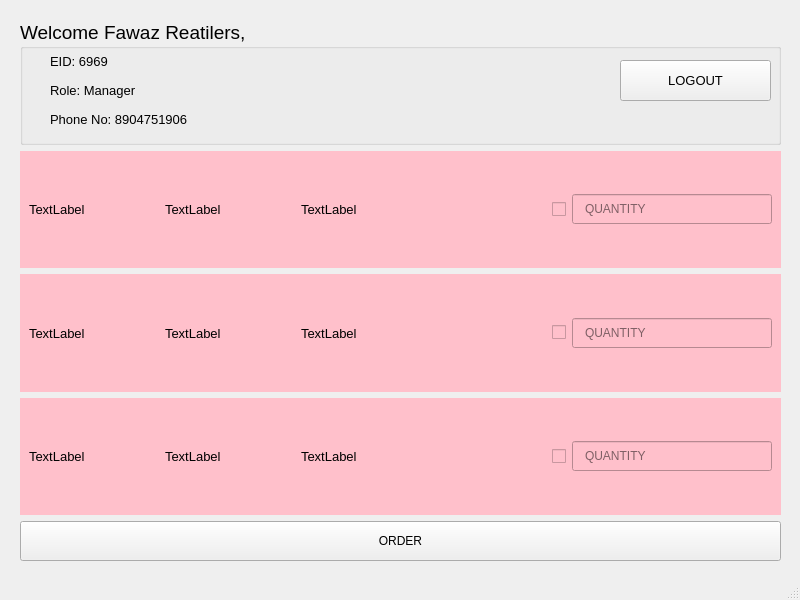
Before: the Qt Designer form gui-ui/app.ui in fauwara/dbms-proj, drawn with Qt 5.
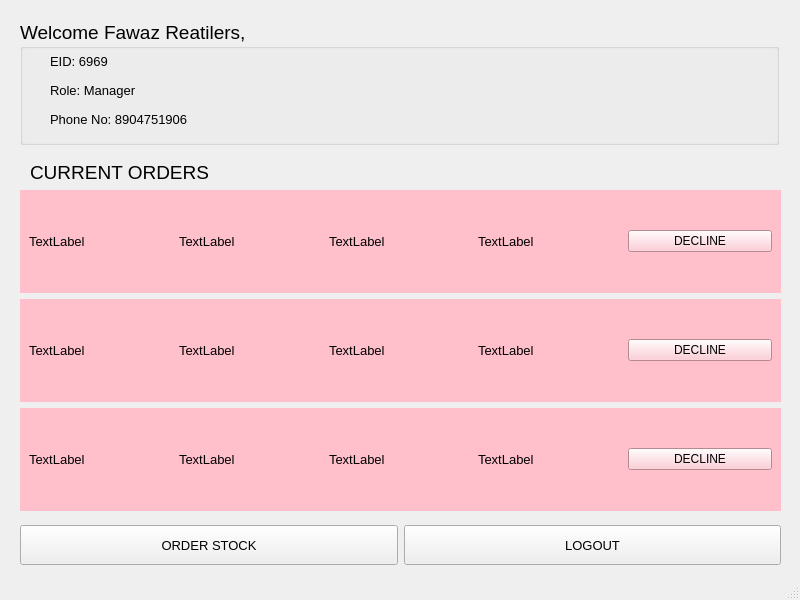
After: the same form once the commit is applied. The open tabs and pages were chosen to show the change.

Commit message: converted ui to py file

Diff of the .ui file:
```diff
--- a/gui-ui/app.ui
+++ b/gui-ui/app.ui
@@ -29,6 +29,11 @@
       <height>600</height>
      </rect>
     </property>
+    <property name="font">
+     <font>
+      <pointsize>10</pointsize>
+     </font>
+    </property>
     <property name="styleSheet">
      <string notr="true"/>
     </property>
@@ -2469,356 +2474,109 @@
      </widget>
     </widget>
     <widget class="QWidget" name="page_9">
-     <widget class="QWidget" name="verticalLayoutWidget_2">
+     <widget class="QGroupBox" name="groupBox_8">
       <property name="geometry">
        <rect>
         <x>20</x>
         <y>20</y>
+        <width>759</width>
+        <height>125</height>
+       </rect>
+      </property>
+      <property name="maximumSize">
+       <size>
+        <width>16777215</width>
+        <height>125</height>
+       </size>
+      </property>
+      <property name="font">
+       <font>
+        <pointsize>14</pointsize>
+       </font>
+      </property>
+      <property name="styleSheet">
+       <string notr="true"/>
+      </property>
+      <property name="title">
+       <string>Welcome Fawaz Reatilers,</string>
+      </property>
+      <widget class="QWidget" name="verticalLayoutWidget_9">
+       <property name="geometry">
+        <rect>
+         <x>30</x>
+         <y>30</y>
+         <width>191</width>
+         <height>81</height>
+        </rect>
+       </property>
+       <layout class="QVBoxLayout" name="verticalLayout_9">
+        <item>
+         <widget class="QLabel" name="label_56">
+          <property name="font">
+           <font>
+            <pointsize>10</pointsize>
+           </font>
+          </property>
+          <property name="text">
+           <string>EID: 6969</string>
+          </property>
+         </widget>
+        </item>
+        <item>
+         <widget class="QLabel" name="label_57">
+          <property name="font">
+           <font>
+            <pointsize>10</pointsize>
+           </font>
+          </property>
+          <property name="text">
+           <string>Role: Manager</string>
+          </property>
+         </widget>
+        </item>
+        <item>
+         <widget class="QLabel" name="label_58">
+          <property name="font">
+           <font>
+            <pointsize>10</pointsize>
+           </font>
+          </property>
+          <property name="text">
+           <string>Phone No: 8904751906</string>
+          </property>
+         </widget>
+        </item>
+       </layout>
+      </widget>
+     </widget>
+     <widget class="QLabel" name="label_18">
+      <property name="geometry">
+       <rect>
+        <x>30</x>
+        <y>162</y>
+        <width>191</width>
+        <height>21</height>
+       </rect>
+      </property>
+      <property name="font">
+       <font>
+        <pointsize>14</pointsize>
+       </font>
+      </property>
+      <property name="text">
+       <string>CURRENT ORDERS</string>
+      </property>
+     </widget>
+     <widget class="QWidget" name="horizontalLayoutWidget_9">
+      <property name="geometry">
+       <rect>
+        <x>20</x>
+        <y>520</y>
         <width>761</width>
-        <height>541</height>
+        <height>51</height>
        </rect>
       </property>
-      <layout class="QVBoxLayout" name="verticalLayout_3">
-       <item>
-        <widget class="QGroupBox" name="groupBox_8">
-         <property name="maximumSize">
-          <size>
-           <width>16777215</width>
-           <height>125</height>
-          </size>
-         </property>
-         <property name="font">
-          <font>
-           <pointsize>14</pointsize>
-          </font>
-         </property>
-         <property name="styleSheet">
-          <string notr="true"/>
-         </property>
-         <property name="title">
-          <string>Welcome Fawaz Reatilers,</string>
-         </property>
-         <widget class="QWidget" name="verticalLayoutWidget_9">
-          <property name="geometry">
-           <rect>
-            <x>30</x>
-            <y>30</y>
-            <width>191</width>
-            <height>81</height>
-           </rect>
-          </property>
-          <layout class="QVBoxLayout" name="verticalLayout_9">
-           <item>
-            <widget class="QLabel" name="label_56">
-             <property name="font">
-              <font>
-               <pointsize>10</pointsize>
-              </font>
-             </property>
-             <property name="text">
-              <string>EID: 6969</string>
-             </property>
-            </widget>
-           </item>
-           <item>
-            <widget class="QLabel" name="label_57">
-             <property name="font">
-              <font>
-               <pointsize>10</pointsize>
-              </font>
-             </property>
-             <property name="text">
-              <string>Role: Manager</string>
-             </property>
-            </widget>
-           </item>
-           <item>
-            <widget class="QLabel" name="label_58">
-             <property name="font">
-              <font>
-               <pointsize>10</pointsize>
-              </font>
-             </property>
-             <property name="text">
-              <string>Phone No: 8904751906</string>
-             </property>
-            </widget>
-           </item>
-          </layout>
-         </widget>
-         <widget class="QPushButton" name="pushButton_29">
-          <property name="geometry">
-           <rect>
-            <x>600</x>
-            <y>40</y>
-            <width>151</width>
-            <height>41</height>
-           </rect>
-          </property>
-          <property name="minimumSize">
-           <size>
-            <width>0</width>
-            <height>0</height>
-           </size>
-          </property>
-          <property name="font">
-           <font>
-            <pointsize>10</pointsize>
-           </font>
-          </property>
-          <property name="text">
-           <string>LOGOUT</string>
-          </property>
-         </widget>
-        </widget>
-       </item>
-       <item>
-        <layout class="QVBoxLayout" name="verticalLayout_23">
-         <item>
-          <widget class="QWidget" name="widget_12" native="true">
-           <property name="styleSheet">
-            <string notr="true">background-color:pink</string>
-           </property>
-           <layout class="QHBoxLayout" name="horizontalLayout_49">
-            <item>
-             <layout class="QHBoxLayout" name="horizontalLayout_50">
-              <item>
-               <widget class="QLabel" name="label_69">
-                <property name="font">
-                 <font>
-                  <pointsize>10</pointsize>
-                 </font>
-                </property>
-                <property name="text">
-                 <string>TextLabel</string>
-                </property>
-               </widget>
-              </item>
-              <item>
-               <widget class="QLabel" name="label_70">
-                <property name="font">
-                 <font>
-                  <pointsize>10</pointsize>
-                 </font>
-                </property>
-                <property name="text">
-                 <string>TextLabel</string>
-                </property>
-               </widget>
-              </item>
-              <item>
-               <widget class="QLabel" name="label_71">
-                <property name="font">
-                 <font>
-                  <pointsize>10</pointsize>
-                 </font>
-                </property>
-                <property name="text">
-                 <string>TextLabel</string>
-                </property>
-               </widget>
-              </item>
-              <item>
-               <widget class="QCheckBox" name="checkBox_7">
-                <property name="layoutDirection">
-                 <enum>Qt::RightToLeft</enum>
-                </property>
-                <property name="text">
-                 <string/>
-                </property>
-               </widget>
-              </item>
-              <item>
-               <widget class="QLineEdit" name="lineEdit_16">
-                <property name="minimumSize">
-                 <size>
-                  <width>0</width>
-                  <height>30</height>
-                 </size>
-                </property>
-                <property name="maximumSize">
-                 <size>
-                  <width>200</width>
-                  <height>16777215</height>
-                 </size>
-                </property>
-                <property name="styleSheet">
-                 <string notr="true">padding-left: 10px</string>
-                </property>
-                <property name="placeholderText">
-                 <string>QUANTITY</string>
-                </property>
-               </widget>
-              </item>
-             </layout>
-            </item>
-           </layout>
-          </widget>
-         </item>
-         <item>
-          <widget class="QWidget" name="widget_13" native="true">
-           <property name="styleSheet">
-            <string notr="true">background-color:pink</string>
-           </property>
-           <layout class="QHBoxLayout" name="horizontalLayout_51">
-            <item>
-             <layout class="QHBoxLayout" name="horizontalLayout_52">
-              <item>
-               <widget class="QLabel" name="label_72">
-                <property name="font">
-                 <font>
-                  <pointsize>10</pointsize>
-                 </font>
-                </property>
-                <property name="text">
-                 <string>TextLabel</string>
-                </property>
-               </widget>
-              </item>
-              <item>
-               <widget class="QLabel" name="label_73">
-                <property name="font">
-                 <font>
-                  <pointsize>10</pointsize>
-                 </font>
-                </property>
-                <property name="text">
-                 <string>TextLabel</string>
-                </property>
-               </widget>
-              </item>
-              <item>
-               <widget class="QLabel" name="label_74">
-                <property name="font">
-                 <font>
-                  <pointsize>10</pointsize>
-                 </font>
-                </property>
-                <property name="text">
-                 <string>TextLabel</string>
-                </property>
-               </widget>
-              </item>
-              <item>
-               <widget class="QCheckBox" name="checkBox_8">
-                <property name="layoutDirection">
-                 <enum>Qt::RightToLeft</enum>
-                </property>
-                <property name="text">
-                 <string/>
-                </property>
-               </widget>
-              </item>
-              <item>
-               <widget class="QLineEdit" name="lineEdit_17">
-                <property name="minimumSize">
-                 <size>
-                  <width>0</width>
-                  <height>30</height>
-                 </size>
-                </property>
-                <property name="maximumSize">
-                 <size>
-                  <width>200</width>
-                  <height>16777215</height>
-                 </size>
-                </property>
-                <property name="styleSheet">
-                 <string notr="true">padding-left: 10px</string>
-                </property>
-                <property name="placeholderText">
-                 <string>QUANTITY</string>
-                </property>
-               </widget>
-              </item>
-             </layout>
-            </item>
-           </layout>
-          </widget>
-         </item>
-         <item>
-          <widget class="QWidget" name="widget_14" native="true">
-           <property name="styleSheet">
-            <string notr="true">background-color:pink</string>
-           </property>
-           <layout class="QHBoxLayout" name="horizontalLayout_53">
-            <item>
-             <layout class="QHBoxLayout" name="horizontalLayout_54">
-              <item>
-               <widget class="QLabel" name="label_75">
-                <property name="font">
-                 <font>
-                  <pointsize>10</pointsize>
-                 </font>
-                </property>
-                <property name="text">
-                 <string>TextLabel</string>
-                </property>
-               </widget>
-              </item>
-              <item>
-               <widget class="QLabel" name="label_76">
-                <property name="font">
-                 <font>
-                  <pointsize>10</pointsize>
-                 </font>
-                </property>
-                <property name="text">
-                 <string>TextLabel</string>
-                </property>
-               </widget>
-              </item>
-              <item>
-               <widget class="QLabel" name="label_77">
-                <property name="font">
-                 <font>
-                  <pointsize>10</pointsize>
-                 </font>
-                </property>
-                <property name="text">
-                 <string>TextLabel</string>
-                </property>
-               </widget>
-              </item>
-              <item>
-               <widget class="QCheckBox" name="checkBox_9">
-                <property name="layoutDirection">
-                 <enum>Qt::RightToLeft</enum>
-                </property>
-                <property name="text">
-                 <string/>
-                </property>
-               </widget>
-              </item>
-              <item>
-               <widget class="QLineEdit" name="lineEdit_18">
-                <property name="minimumSize">
-                 <size>
-                  <width>0</width>
-                  <height>30</height>
-                 </size>
-                </property>
-                <property name="maximumSize">
-                 <size>
-                  <width>200</width>
-                  <height>16777215</height>
-                 </size>
-                </property>
-                <property name="styleSheet">
-                 <string notr="true">padding-left: 10px</string>
-                </property>
-                <property name="placeholderText">
-                 <string>QUANTITY</string>
-                </property>
-               </widget>
-              </item>
-             </layout>
-            </item>
-           </layout>
-          </widget>
-         </item>
-        </layout>
-       </item>
+      <layout class="QHBoxLayout" name="horizontalLayout_5">
        <item>
         <widget class="QPushButton" name="pushButton_25">
          <property name="minimumSize">
@@ -2827,8 +2585,639 @@
            <height>40</height>
           </size>
          </property>
+         <property name="font">
+          <font>
+           <pointsize>10</pointsize>
+          </font>
+         </property>
+         <property name="text">
+          <string>ORDER STOCK</string>
+         </property>
+        </widget>
+       </item>
+       <item>
+        <widget class="QPushButton" name="pushButton_30">
+         <property name="minimumSize">
+          <size>
+           <width>0</width>
+           <height>40</height>
+          </size>
+         </property>
+         <property name="font">
+          <font>
+           <pointsize>10</pointsize>
+          </font>
+         </property>
+         <property name="text">
+          <string>LOGOUT</string>
+         </property>
+        </widget>
+       </item>
+      </layout>
+     </widget>
+     <widget class="QWidget" name="verticalLayoutWidget_8">
+      <property name="geometry">
+       <rect>
+        <x>20</x>
+        <y>190</y>
+        <width>761</width>
+        <height>321</height>
+       </rect>
+      </property>
+      <layout class="QVBoxLayout" name="verticalLayout_15">
+       <item>
+        <widget class="QWidget" name="widget_15" native="true">
+         <property name="styleSheet">
+          <string notr="true">background-color:pink</string>
+         </property>
+         <layout class="QHBoxLayout" name="horizontalLayout_26">
+          <item>
+           <layout class="QHBoxLayout" name="horizontalLayout_47">
+            <item>
+             <widget class="QLabel" name="label_78">
+              <property name="font">
+               <font>
+                <pointsize>10</pointsize>
+               </font>
+              </property>
+              <property name="text">
+               <string>TextLabel</string>
+              </property>
+             </widget>
+            </item>
+            <item>
+             <widget class="QLabel" name="label_79">
+              <property name="font">
+               <font>
+                <pointsize>10</pointsize>
+               </font>
+              </property>
+              <property name="text">
+               <string>TextLabel</string>
+              </property>
+             </widget>
+            </item>
+            <item>
+             <widget class="QLabel" name="label_80">
+              <property name="font">
+               <font>
+                <pointsize>10</pointsize>
+               </font>
+              </property>
+              <property name="text">
+               <string>TextLabel</string>
+              </property>
+             </widget>
+            </item>
+            <item>
+             <widget class="QLabel" name="label_106">
+              <property name="font">
+               <font>
+                <pointsize>10</pointsize>
+               </font>
+              </property>
+              <property name="text">
+               <string>TextLabel</string>
+              </property>
+             </widget>
+            </item>
+            <item>
+             <widget class="QPushButton" name="pushButton_29">
+              <property name="text">
+               <string>DECLINE</string>
+              </property>
+             </widget>
+            </item>
+           </layout>
+          </item>
+         </layout>
+        </widget>
+       </item>
+       <item>
+        <widget class="QWidget" name="widget_16" native="true">
+         <property name="styleSheet">
+          <string notr="true">background-color:pink</string>
+         </property>
+         <layout class="QHBoxLayout" name="horizontalLayout_48">
+          <item>
+           <layout class="QHBoxLayout" name="horizontalLayout_55">
+            <item>
+             <widget class="QLabel" name="label_81">
+              <property name="font">
+               <font>
+                <pointsize>10</pointsize>
+               </font>
+              </property>
+              <property name="text">
+               <string>TextLabel</string>
+              </property>
+             </widget>
+            </item>
+            <item>
+             <widget class="QLabel" name="label_100">
+              <property name="font">
+               <font>
+                <pointsize>10</pointsize>
+               </font>
+              </property>
+              <property name="text">
+               <string>TextLabel</string>
+              </property>
+             </widget>
+            </item>
+            <item>
+             <widget class="QLabel" name="label_101">
+              <property name="font">
+               <font>
+                <pointsize>10</pointsize>
+               </font>
+              </property>
+              <property name="text">
+               <string>TextLabel</string>
+              </property>
+             </widget>
+            </item>
+            <item>
+             <widget class="QLabel" name="label_105">
+              <property name="font">
+               <font>
+                <pointsize>10</pointsize>
+               </font>
+              </property>
+              <property name="text">
+               <string>TextLabel</string>
+              </property>
+             </widget>
+            </item>
+            <item>
+             <widget class="QPushButton" name="pushButton_31">
+              <property name="text">
+               <string>DECLINE</string>
+              </property>
+             </widget>
+            </item>
+           </layout>
+          </item>
+         </layout>
+        </widget>
+       </item>
+       <item>
+        <widget class="QWidget" name="widget_17" native="true">
+         <property name="styleSheet">
+          <string notr="true">background-color:pink</string>
+         </property>
+         <layout class="QHBoxLayout" name="horizontalLayout_56">
+          <item>
+           <layout class="QHBoxLayout" name="horizontalLayout_57">
+            <item>
+             <widget class="QLabel" name="label_102">
+              <property name="font">
+               <font>
+                <pointsize>10</pointsize>
+               </font>
+              </property>
+              <property name="text">
+               <string>TextLabel</string>
+              </property>
+             </widget>
+            </item>
+            <item>
+             <widget class="QLabel" name="label_103">
+              <property name="font">
+               <font>
+                <pointsize>10</pointsize>
+               </font>
+              </property>
+              <property name="text">
+               <string>TextLabel</string>
+              </property>
+             </widget>
+            </item>
+            <item>
+             <widget class="QLabel" name="label_104">
+              <property name="font">
+               <font>
+                <pointsize>10</pointsize>
+               </font>
+              </property>
+              <property name="text">
+               <string>TextLabel</string>
+              </property>
+             </widget>
+            </item>
+            <item>
+             <widget class="QLabel" name="label_107">
+              <property name="font">
+               <font>
+                <pointsize>10</pointsize>
+               </font>
+              </property>
+              <property name="text">
+               <string>TextLabel</string>
+              </property>
+             </widget>
+            </item>
+            <item>
+             <widget class="QPushButton" name="pushButton_32">
+              <property name="text">
+               <string>DECLINE</string>
+              </property>
+             </widget>
+            </item>
+           </layout>
+          </item>
+         </layout>
+        </widget>
+       </item>
+      </layout>
+     </widget>
+    </widget>
+    <widget class="QWidget" name="page_10">
+     <widget class="QLabel" name="label_19">
+      <property name="geometry">
+       <rect>
+        <x>20</x>
+        <y>20</y>
+        <width>181</width>
+        <height>41</height>
+       </rect>
+      </property>
+      <property name="font">
+       <font>
+        <pointsize>20</pointsize>
+       </font>
+      </property>
+      <property name="text">
+       <string>ORDER ITEMS</string>
+      </property>
+     </widget>
+     <widget class="QWidget" name="horizontalLayoutWidget_10">
+      <property name="geometry">
+       <rect>
+        <x>20</x>
+        <y>520</y>
+        <width>761</width>
+        <height>52</height>
+       </rect>
+      </property>
+      <layout class="QHBoxLayout" name="horizontalLayout_64">
+       <item>
+        <widget class="QPushButton" name="pushButton_36">
+         <property name="minimumSize">
+          <size>
+           <width>0</width>
+           <height>40</height>
+          </size>
+         </property>
+         <property name="text">
+          <string>HOME</string>
+         </property>
+        </widget>
+       </item>
+       <item>
+        <widget class="QPushButton" name="pushButton_37">
+         <property name="minimumSize">
+          <size>
+           <width>0</width>
+           <height>40</height>
+          </size>
+         </property>
          <property name="text">
           <string>ORDER</string>
+         </property>
+        </widget>
+       </item>
+      </layout>
+     </widget>
+     <widget class="QWidget" name="verticalLayoutWidget_10">
+      <property name="geometry">
+       <rect>
+        <x>20</x>
+        <y>70</y>
+        <width>761</width>
+        <height>431</height>
+       </rect>
+      </property>
+      <layout class="QVBoxLayout" name="verticalLayout_16">
+       <item>
+        <widget class="QWidget" name="widget_18" native="true">
+         <property name="styleSheet">
+          <string notr="true">background-color:pink</string>
+         </property>
+         <layout class="QHBoxLayout" name="horizontalLayout_58">
+          <item>
+           <layout class="QHBoxLayout" name="horizontalLayout_59">
+            <item>
+             <widget class="QLabel" name="label_108">
+              <property name="font">
+               <font>
+                <pointsize>10</pointsize>
+               </font>
+              </property>
+              <property name="text">
+               <string>TextLabel</string>
+              </property>
+             </widget>
+            </item>
+            <item>
+             <widget class="QLabel" name="label_109">
+              <property name="font">
+               <font>
+                <pointsize>10</pointsize>
+               </font>
+              </property>
+              <property name="text">
+               <string>TextLabel</string>
+              </property>
+             </widget>
+            </item>
+            <item>
+             <widget class="QLabel" name="label_110">
+              <property name="font">
+               <font>
+                <pointsize>10</pointsize>
+               </font>
+              </property>
+              <property name="text">
+               <string>TextLabel</string>
+              </property>
+             </widget>
+            </item>
+            <item>
+             <widget class="QCheckBox" name="checkBox_10">
+              <property name="layoutDirection">
+               <enum>Qt::RightToLeft</enum>
+              </property>
+              <property name="text">
+               <string/>
+              </property>
+             </widget>
+            </item>
+            <item>
+             <widget class="QLineEdit" name="lineEdit_19">
+              <property name="minimumSize">
+               <size>
+                <width>0</width>
+                <height>30</height>
+               </size>
+              </property>
+              <property name="maximumSize">
+               <size>
+                <width>200</width>
+                <height>16777215</height>
+               </size>
+              </property>
+              <property name="styleSheet">
+               <string notr="true">padding-left: 10px</string>
+              </property>
+              <property name="placeholderText">
+               <string>QUANTITY</string>
+              </property>
+             </widget>
+            </item>
+           </layout>
+          </item>
+         </layout>
+        </widget>
+       </item>
+       <item>
+        <widget class="QWidget" name="widget_19" native="true">
+         <property name="styleSheet">
+          <string notr="true">background-color:pink</string>
+         </property>
+         <layout class="QHBoxLayout" name="horizontalLayout_60">
+          <item>
+           <layout class="QHBoxLayout" name="horizontalLayout_61">
+            <item>
+             <widget class="QLabel" name="label_111">
+              <property name="font">
+               <font>
+                <pointsize>10</pointsize>
+               </font>
+              </property>
+              <property name="text">
+               <string>TextLabel</string>
+              </property>
+             </widget>
+            </item>
+            <item>
+             <widget class="QLabel" name="label_112">
+              <property name="font">
+               <font>
+                <pointsize>10</pointsize>
+               </font>
+              </property>
+              <property name="text">
+               <string>TextLabel</string>
+              </property>
+             </widget>
+            </item>
+            <item>
+             <widget class="QLabel" name="label_113">
+              <property name="font">
+               <font>
+                <pointsize>10</pointsize>
+               </font>
+              </property>
+              <property name="text">
+               <string>TextLabel</string>
+              </property>
+             </widget>
+            </item>
+            <item>
+             <widget class="QCheckBox" name="checkBox_11">
+              <property name="layoutDirection">
+               <enum>Qt::RightToLeft</enum>
+              </property>
+              <property name="text">
+               <string/>
+              </property>
+             </widget>
+            </item>
+            <item>
+             <widget class="QLineEdit" name="lineEdit_20">
+              <property name="minimumSize">
+               <size>
+                <width>0</width>
+                <height>30</height>
+               </size>
+              </property>
+              <property name="maximumSize">
+               <size>
+                <width>200</width>
+                <height>16777215</height>
+               </size>
+              </property>
+              <property name="styleSheet">
+               <string notr="true">padding-left: 10px</string>
+              </property>
+              <property name="placeholderText">
+               <string>QUANTITY</string>
+              </property>
+             </widget>
+            </item>
+           </layout>
+          </item>
+         </layout>
+        </widget>
+       </item>
+       <item>
+        <widget class="QWidget" name="widget_20" native="true">
+         <property name="styleSheet">
+          <string notr="true">background-color:pink</string>
+         </property>
+         <layout class="QHBoxLayout" name="horizontalLayout_62">
+          <item>
+           <layout class="QHBoxLayout" name="horizontalLayout_63">
+            <item>
+             <widget class="QLabel" name="label_114">
+              <property name="font">
+               <font>
+                <pointsize>10</pointsize>
+               </font>
+              </property>
+              <property name="text">
+               <string>TextLabel</string>
+              </property>
+             </widget>
+            </item>
+            <item>
+             <widget class="QLabel" name="label_115">
+              <property name="font">
+               <font>
+                <pointsize>10</pointsize>
+               </font>
+              </property>
+              <property name="text">
+               <string>TextLabel</string>
+              </property>
+             </widget>
+            </item>
+            <item>
+             <widget class="QLabel" name="label_116">
+              <property name="font">
+               <font>
+                <pointsize>10</pointsize>
+               </font>
+              </property>
+              <property name="text">
+               <string>TextLabel</string>
+              </property>
+             </widget>
+            </item>
+            <item>
+             <widget class="QCheckBox" name="checkBox_12">
+              <property name="layoutDirection">
+               <enum>Qt::RightToLeft</enum>
+              </property>
+              <property name="text">
+               <string/>
+              </property>
+             </widget>
+            </item>
+            <item>
+             <widget class="QLineEdit" name="lineEdit_21">
+              <property name="minimumSize">
+               <size>
+                <width>0</width>
+                <height>30</height>
+               </size>
+              </property>
+              <property name="maximumSize">
+               <size>
+                <width>200</width>
+                <height>16777215</height>
+               </size>
+              </property>
+              <property name="styleSheet">
+               <string notr="true">padding-left: 10px</string>
+              </property>
+              <property name="placeholderText">
+               <string>QUANTITY</string>
+              </property>
+             </widget>
+            </item>
+           </layout>
+          </item>
+         </layout>
+        </widget>
+       </item>
+      </layout>
+     </widget>
+    </widget>
+    <widget class="QWidget" name="page_11">
+     <widget class="QGroupBox" name="groupBox_4">
+      <property name="geometry">
+       <rect>
+        <x>230</x>
+        <y>120</y>
+        <width>341</width>
+        <height>341</height>
+       </rect>
+      </property>
+      <property name="font">
+       <font>
+        <pointsize>20</pointsize>
+       </font>
+      </property>
+      <property name="title">
+       <string>ORDER TICKET</string>
+      </property>
+      <layout class="QVBoxLayout" name="verticalLayout_3">
+       <item>
+        <widget class="QLabel" name="label_20">
+         <property name="maximumSize">
+          <size>
+           <width>16777215</width>
+           <height>20</height>
+          </size>
+         </property>
+         <property name="font">
+          <font>
+           <pointsize>10</pointsize>
+          </font>
+         </property>
+         <property name="text">
+          <string>Order Date:</string>
+         </property>
+        </widget>
+       </item>
+       <item>
+        <widget class="QLabel" name="label_21">
+         <property name="maximumSize">
+          <size>
+           <width>16777215</width>
+           <height>20</height>
+          </size>
+         </property>
+         <property name="font">
+          <font>
+           <pointsize>10</pointsize>
+          </font>
+         </property>
+         <property name="text">
+          <string>Receive Date:</string>
+         </property>
+        </widget>
+       </item>
+       <item>
+        <widget class="QTableView" name="tableView_2"/>
+       </item>
+       <item>
+        <widget class="QPushButton" name="pushButton_33">
+         <property name="minimumSize">
+          <size>
+           <width>0</width>
+           <height>40</height>
+          </size>
+         </property>
+         <property name="font">
+          <font>
+           <pointsize>10</pointsize>
+          </font>
+         </property>
+         <property name="text">
+          <string>HOME</string>
          </property>
         </widget>
        </item>
```
Left out of the diff: 2 changed lines with no effect on the pictures. The commit also changes 1 other file.
